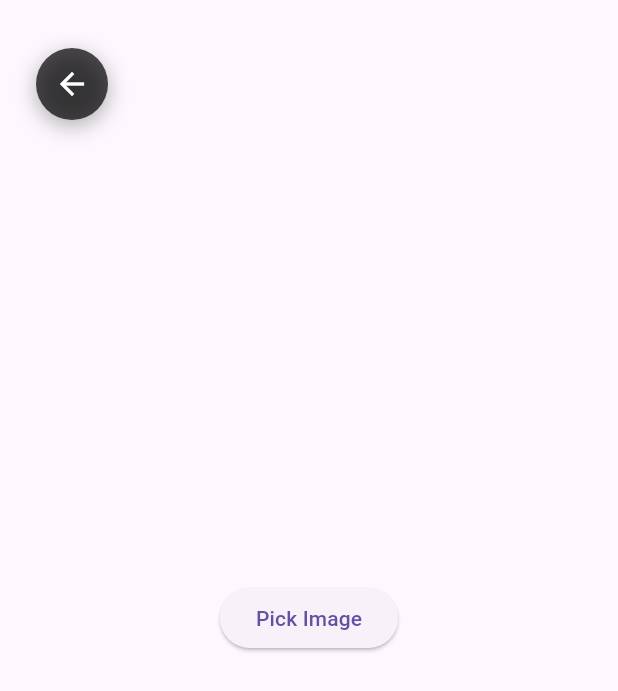
After one commit to HugeKC01/flutter_vr_test, a Flutter app: the screen it shows after launch, after a tap on the "image" icon, on a phone screen of 412 x 824 dp. The commit adds this screen. Shown: the top 691 px of the screen. Run offline on Flutter 3.47's test engine with Material 3 defaults, Android fonts, the light colour scheme and no system bars; our stand-ins replace image_picker; missing offline and left inert: panorama_viewer, vr_player.

Commit message:
Implement autoplay and image panorama

```diff
--- a/lib/main.dart
+++ b/lib/main.dart
@@ -1,6 +1,7 @@
 import 'package:flutter/material.dart';
 import 'package:flutter/services.dart';
 import 'package:vr_player/vr_player.dart';
+import 'vr_image_viewer.dart';
 
 void main() => runApp(const MyApp());
 
@@ -50,6 +51,18 @@ class HomePageState extends State<HomePage> {
           IconButton(
             icon: const Icon(Icons.add),
             onPressed: _showAddLinkDialog,
+          ),
+          IconButton(
+            icon: const Icon(Icons.image),
+            onPressed: () {
+              Navigator.push(
+                context,
+                MaterialPageRoute(
+                  builder: (context) => const VrImageViewer(),
+                ),
+              );
+            },
+            tooltip: 'Open VR Image Viewer',
           ),
         ],
       ),
--- /dev/null
+++ b/lib/vr_image_viewer.dart
@@ -0,0 +1,73 @@
+import 'dart:io';
+import 'package:flutter/material.dart';
+import 'package:image_picker/image_picker.dart';
+import 'package:panorama_viewer/panorama_viewer.dart';
+
+class VrImageViewer extends StatefulWidget {
+  const VrImageViewer({super.key});
+
+  @override
+  State<VrImageViewer> createState() => _VrImageViewerState();
+}
+
+class _VrImageViewerState extends State<VrImageViewer> {
+  File? _imageFile;
+  final ImagePicker _picker = ImagePicker();
+
+  Future<void> _pickImage() async {
+    final XFile? pickedFile = await _picker.pickImage(source: ImageSource.gallery);
+    if (pickedFile != null) {
+      setState(() {
+        _imageFile = File(pickedFile.path);
+      });
+    }
+  }
+
+  @override
+  Widget build(BuildContext context) {
+    return Scaffold(
+      body: Stack(
+        children: [
+          Center(
+            child: _imageFile == null
+                ? ElevatedButton(
+                    onPressed: _pickImage,
+                    child: const Text('Pick Image'),
+                  )
+                : PanoramaViewer(
+                    child: _imageFile != null ? Image.file(_imageFile!) : null,
+                  ),
+          ),
+          Positioned(
+            top: 32,
+            left: 24,
+            child: Container(
+              decoration: BoxDecoration(
+                color: Colors.black.withOpacity(0.7),
+                borderRadius: BorderRadius.circular(24),
+                boxShadow: [
+                  BoxShadow(
+                    color: Colors.black.withOpacity(0.3),
+                    blurRadius: 12,
+                    offset: const Offset(0, 4),
+                  ),
+                ],
+              ),
+              child: IconButton(
+                icon: const Icon(Icons.arrow_back, color: Colors.white),
+                onPressed: () => Navigator.of(context).pop(),
+              ),
+            ),
+          ),
+        ],
+      ),
+      floatingActionButton: _imageFile != null
+          ? FloatingActionButton(
+              onPressed: _pickImage,
+              child: const Icon(Icons.image),
+              tooltip: 'Pick another image',
+            )
+          : null,
+    );
+  }
+}
--- a/pubspec.yaml
+++ b/pubspec.yaml
@@ -9,6 +9,8 @@ environment:
 dependencies:
   flutter:
     sdk: flutter
+  image_picker: ^1.1.2
+  panorama_viewer: ^2.0.4
   vr_player: ^0.3.0
 
 dev_dependencies:
```
Also changed, not shown: pubspec.lock, 5 other files.
